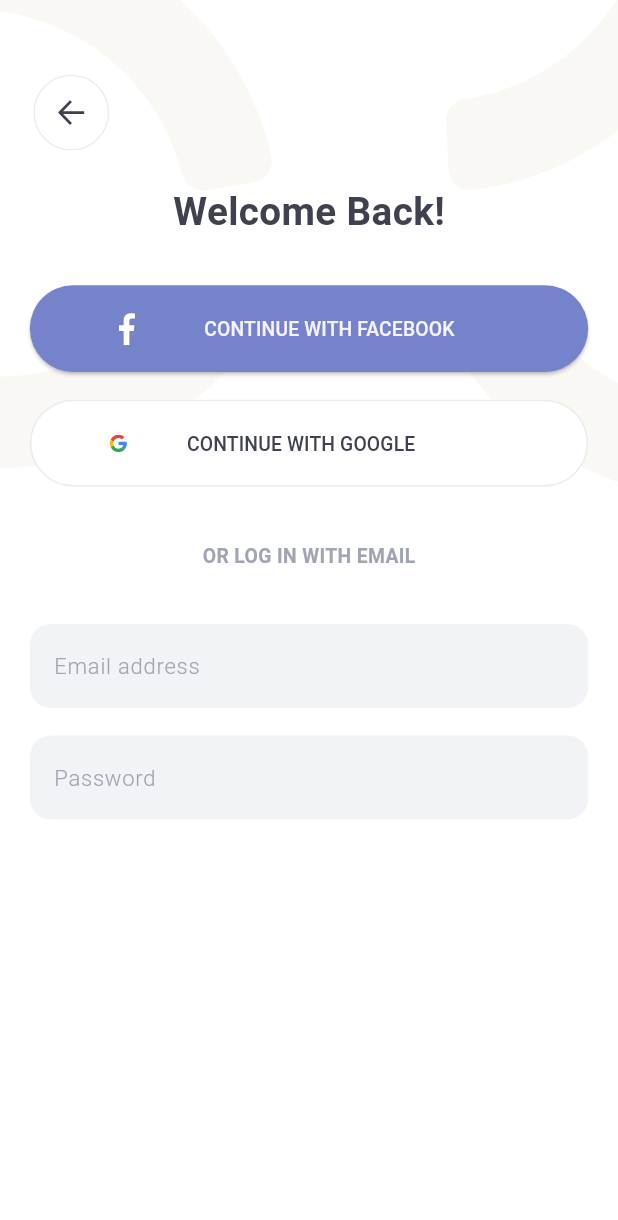
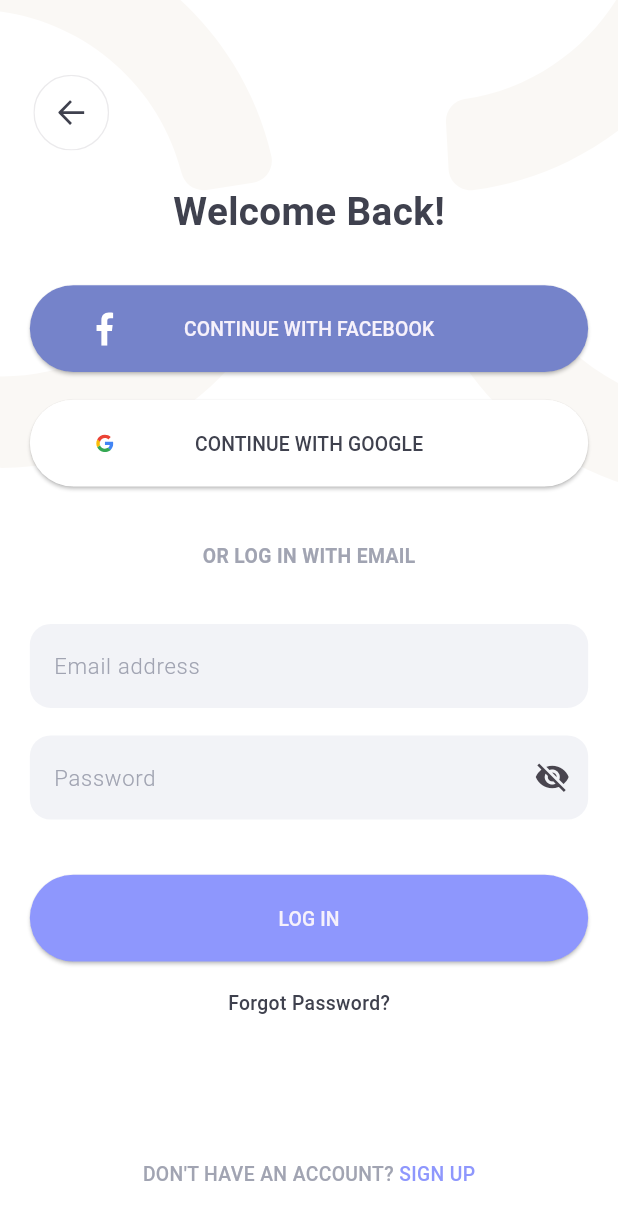
Before and after one commit to ethanmorian/flutter-silent-moon, a Flutter app: the screen it shows after launch, after a tap on "LOG IN", on a phone screen of 412 x 824 dp. Shown: the top 1220 px of the screen. Run offline on Flutter 3.47's test engine with Material 3 defaults, Android fonts, the phone set to English and light mode, and no system bars; our stand-ins replace flutter_screenutil, flutter_svg, go_router.

Commit message:
feat: refactor SignInScreen UI components and improve structure

```diff
--- a/lib/feature/auth/presentation/screen/sign_in_screen.dart
+++ b/lib/feature/auth/presentation/screen/sign_in_screen.dart
@@ -1,6 +1,12 @@
 import 'package:flutter/material.dart';
 import 'package:flutter_screenutil/flutter_screenutil.dart';
+import 'package:flutter_silent_moon/core/widget/button_with_text.dart';
+import 'package:flutter_silent_moon/feature/auth/presentation/widget/app_text_field.dart';
+import 'package:flutter_silent_moon/feature/util/validator.dart';
 import 'package:flutter_svg/flutter_svg.dart';
+import 'package:go_router/go_router.dart';
+
+import '../widget/already_have_account.dart';
 
 final _formKey = GlobalKey<FormState>();
 
@@ -14,7 +20,7 @@ class SignInScreen extends StatefulWidget {
 class _SignInScreenState extends State<SignInScreen> {
   late final TextEditingController _emailController;
   late final TextEditingController _passwordController;
-
+  bool _isPasswordVisible = false;
   bool isLoading = false;
 
   @override
@@ -36,207 +42,27 @@ class _SignInScreenState extends State<SignInScreen> {
     return Scaffold(
       body: Stack(
         children: [
-          Positioned(
-            right: -91.49.w,
-            child: SvgPicture.asset(
-              'assets/sign_background.svg',
-              width: 547.19.w,
-              height: 428.24.h,
-            ),
-          ),
-          Positioned(
-            top: 50.w,
-            left: 20.24.w,
-            child: SvgPicture.asset(
-              'assets/back_arrow.svg',
-              width: 55.w,
-              height: 55.h,
-            ),
-          ),
+          _buildBackground(),
+          _buildBackButton(context),
           Positioned(
             top: 133.47.h,
             left: 0,
             right: 0,
             child: Column(
               children: [
-                Text(
-                  'Welcome Back!',
-                  style: TextStyle(
-                    fontWeight: FontWeight.bold,
-                    fontSize: 28.r,
-                    color: Color(0xFF3F414E),
-                  ),
-                ),
+                _buildMainText(),
                 SizedBox(height: 33.h),
-                Padding(
-                  padding: EdgeInsets.symmetric(horizontal: 18.9.w),
-                  child: ElevatedButton(
-                    onPressed: () {},
-                    style: ButtonStyle(
-                      backgroundColor: WidgetStatePropertyAll(
-                        Color(0xFF7583CA),
-                      ),
-                      fixedSize: WidgetStatePropertyAll(
-                        Size(
-                          374.w,
-                          63.h,
-                        ),
-                      ),
-                    ),
-                    child: Row(
-                      children: [
-                        SizedBox(width: 34.84.w),
-                        SvgPicture.asset(
-                          'assets/facebook_icon.svg',
-                          width: 12.03.w,
-                          height: 24.06.h,
-                        ),
-                        SizedBox(width: 45.78.w),
-                        Text(
-                          'CONTINUE WITH FACEBOOK',
-                          style: TextStyle(
-                            fontWeight: FontWeight.w500,
-                            fontSize: 14.r,
-                            color: Color(0xFFF6F1FB),
-                          ),
-                        )
-                      ],
-                    ),
-                  ),
-                ),
+                _buildFacebookLoginButton(),
                 SizedBox(height: 20.h),
-                Padding(
-                  padding: EdgeInsets.symmetric(horizontal: 20.w),
-                  child: ElevatedButton(
-                    onPressed: () {},
-                    style: ButtonStyle(
-                      backgroundColor: WidgetStatePropertyAll(
-                        Colors.white,
-                      ),
-                      fixedSize: WidgetStatePropertyAll(
-                        Size(
-                          374.w,
-                          63.h,
-                        ),
-                      ),
-                      elevation: WidgetStatePropertyAll(0),
-                      side: WidgetStatePropertyAll(
-                        BorderSide(
-                          color: Color(0xFFEBEAEC),
-                          width: 1,
-                        ),
-                      ),
-                    ),
-                    child: Row(
-                      children: [
-                        SizedBox(width: 29.07.w),
-                        SvgPicture.asset(
-                          'assets/google_icon.svg',
-                          width: 12.03.w,
-                          height: 24.06.h,
-                        ),
-                        SizedBox(width: 40.w),
-                        Text(
-                          'CONTINUE WITH GOOGLE',
-                          style: TextStyle(
-                            fontWeight: FontWeight.w500,
-                            fontSize: 14.r,
-                            color: Color(0xFF3F414E),
-                          ),
-                        )
-                      ],
-                    ),
-                  ),
-                ),
+                _buildGoogleLoginButton(),
                 SizedBox(height: 40.h),
-                Text(
-                  'OR LOG IN WITH EMAIL',
-                  style: TextStyle(
-                    fontWeight: FontWeight.bold,
-                    fontSize: 14.r,
-                    color: Color(0xFFA1A4B2),
-                  ),
-                ),
+                _buildEmailLoginPrompt(),
                 SizedBox(height: 40.h),
-                Padding(
-                  padding: EdgeInsets.symmetric(horizontal: 20.w),
-                  child: Form(
-                    key: _formKey,
-                    child: Column(
-                      children: [
-                        TextFormField(
-                          controller: _emailController,
-                          decoration: InputDecoration(
-                            hintText: 'Email address',
-                            hintStyle: TextStyle(
-                              fontWeight: FontWeight.w300,
-                              fontSize: 16.r,
-                              color: Color(0xFFA1A4B2),
-                            ),
-                            border: InputBorder.none,
-                            enabledBorder: OutlineInputBorder(
-                              borderRadius: BorderRadius.all(
-                                Radius.circular(15.r),
-                              ),
-                              borderSide: BorderSide(
-                                  color: Colors.transparent), // 테두리 색은 투명
-                            ),
-                            focusedBorder: OutlineInputBorder(
-                              borderRadius: BorderRadius.all(
-                                Radius.circular(15.r),
-                              ),
-                              borderSide: BorderSide(
-                                  color:
-                                      Colors.transparent), // 포커스 시에도 테두리 색은 투명
-                            ),
-                            filled: true,
-                            fillColor: Color(0xFFF2F3F7),
-                          ),
-                          obscureText: false,
-                          keyboardType: TextInputType.text,
-                          textInputAction: TextInputAction.next,
-                          validator: validateEmail,
-                        ),
-                        SizedBox(height: 20.h),
-                        TextFormField(
-                          controller: _passwordController,
-                          decoration: InputDecoration(
-                            hintText: 'Password',
-                            hintStyle: TextStyle(
-                              fontWeight: FontWeight.w300,
-                              fontSize: 16.r,
-                              color: Color(0xFFA1A4B2),
-                            ),
-                            border: InputBorder.none,
-                            enabledBorder: OutlineInputBorder(
-                              borderRadius: BorderRadius.all(
-                                Radius.circular(15.r),
-                              ),
-                              borderSide: BorderSide(
-                                  color: Colors.transparent), // 테두리 색은 투명
-                            ),
-                            focusedBorder: OutlineInputBorder(
-                              borderRadius: BorderRadius.all(
-                                Radius.circular(15.r),
-                              ),
-                              borderSide: BorderSide(
-                                  color:
-                                      Colors.transparent), // 포커스 시에도 테두리 색은 투명
-                            ),
-                            filled: true,
-                            fillColor: Color(0xFFF2F3F7),
-                          ),
-                          obscureText: true,
-                          keyboardType: TextInputType.visiblePassword,
-                          textInputAction: TextInputAction.done,
-                          validator: validateEmail,
-                        ),
-                      ],
-                    ),
-                  ),
-                ),
+                _buildLoginForm(),
                 SizedBox(height: 40.h),
-
+                _buildSignInButton(context),
+                SizedBox(height: 104.58.h),
+                _buildAlreadyHaveAccount(context),
               ],
             ),
           ),
@@ -245,26 +71,132 @@ class _SignInScreenState extends State<SignInScreen> {
     );
   }
 
-  String? validateEmail(String? email) {
-    RegExp emailRegex = RegExp(r'^[\w.-]+@[\w-]+\.\w{2,3}(\.\w{2,3})?$');
-    final isEmailValid = emailRegex.hasMatch(email ?? '');
-
-    if (!isEmailValid) {
-      return 'Please enter a valid email';
-    }
-
-    return null;
+  Widget _buildBackground() {
+    return Positioned(
+      right: -91.49.w,
+      child: SvgPicture.asset(
+        'assets/sign_background.svg',
+        width: 547.19.w,
+        height: 428.24.h,
+      ),
+    );
   }
 
-  String? validatePassword(String? password) {
-    if (password == null) {
-      return 'Please type a password';
-    }
+  Widget _buildBackButton(BuildContext context) {
+    return Positioned(
+      top: 50.w,
+      left: 20.24.w,
+      child: InkWell(
+        onTap: () => context.pop(),
+        child: SvgPicture.asset(
+          'assets/back_arrow.svg',
+          width: 55.w,
+          height: 55.h,
+        ),
+      ),
+    );
+  }
 
-    if (password.length < 6) {
-      return 'Your password should at least be 6 characters';
-    }
+  Widget _buildMainText() {
+    return Text(
+      'Welcome Back!',
+      style: TextStyle(
+        fontWeight: FontWeight.bold,
+        fontSize: 28.r,
+        color: const Color(0xFF3F414E),
+      ),
+    );
+  }
 
-    return null;
+  Widget _buildFacebookLoginButton() {
+    return ButtonWithText(
+      onPressed: () {},
+      foregroundColor: const Color(0xFFF6F1FB),
+      backgroundColor: const Color(0xFF7583CA),
+      leading: SvgPicture.asset(
+        'assets/facebook_icon.svg',
+        width: 12.03.w,
+        height: 24.06.h,
+      ),
+      buttonText: 'CONTINUE WITH FACEBOOK',
+    );
+  }
+
+  Widget _buildGoogleLoginButton() {
+    return ButtonWithText(
+      onPressed: () {},
+      foregroundColor: const Color(0xFF3F414E),
+      backgroundColor: Colors.white,
+      leading: SvgPicture.asset(
+        'assets/google_icon.svg',
+        width: 12.03.w,
+        height: 24.06.h,
+      ),
+      buttonText: 'CONTINUE WITH GOOGLE',
+    );
+  }
+
+  Widget _buildEmailLoginPrompt() {
+    return Text(
+      'OR LOG IN WITH EMAIL',
+      style: TextStyle(
+        fontWeight: FontWeight.bold,
+        fontSize: 14.r,
+        color: const Color(0xFFA1A4B2),
+      ),
+    );
+  }
+
+  Widget _buildLoginForm() {
+    return Padding(
+      padding: EdgeInsets.symmetric(horizontal: 20.w),
+      child: Form(
+        key: _formKey,
+        child: Column(
+          children: [
+            AppTextField(
+              controller: _emailController,
+              hintText: 'Email address',
+              keyboardType: TextInputType.text,
+              textInputAction: TextInputAction.next,
+              validator: Validator.validateEmail,
+            ),
+            SizedBox(height: 20.h),
+            AppTextField(
+              controller: _passwordController,
+              hintText: 'Password',
+              suffixIcon: IconButton(
+                icon: Icon(
+                  _isPasswordVisible ? Icons.visibility : Icons.visibility_off,
+                ),
+                onPressed: () {
+                  setState(() {
+                    _isPasswordVisible = !_isPasswordVisible;
+                  });
+                },
+              ),
+              keyboardType: TextInputType.text,
+              textInputAction: TextInputAction.next,
+              obscureText: true,
+              validator: Validator.validatePassword,
+            ),
+          ],
+        ),
+      ),
+    );
+  }
+
+  Widget _buildSignInButton(BuildContext context) {
+    return ButtonWithText(
+      onPressed: () => context.pushNamed('home'),
+      buttonText: 'LOG IN',
+      sizedBoxHeight: 20.h,
+      subText: 'Forgot Password?',
+      subTextColor: Color(0xFF3F414E),
+    );
+  }
+
+  Widget _buildAlreadyHaveAccount(BuildContext context) {
+    return AlreadyHaveAccount(alreadyHaveAccount: false);
   }
 }
```
